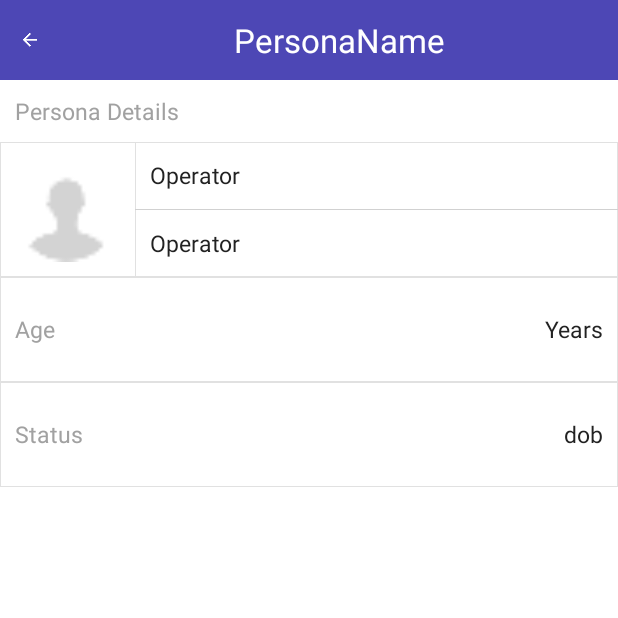
After one commit to nadaf-afif/Operator-client, an Android app: the PersonaDetailsActivity screen opened directly, with no data from a screen before it, on a phone screen of 412 x 824 dp, the top half of it. The commit adds this screen. Run offline under Robolectric (Android 15) with nearby library versions, the phone set to English and light mode, and no system bars; our stand-ins replace CircleImageView, Picasso; pictures from the network do not load; 6 statements that could not run were skipped.

Commit message:
persona info done

```diff
--- a/app/src/main/AndroidManifest.xml
+++ b/app/src/main/AndroidManifest.xml
@@ -52,6 +52,20 @@
 
         </activity>
 
+        <activity
+            android:name=".CustomerDetailsActivity"
+            android:label="@string/app_name"
+            android:screenOrientation="portrait">
+
+        </activity>
+
+        <activity
+            android:name=".PersonaDetailsActivity"
+            android:label="@string/app_name"
+            android:screenOrientation="portrait">
+
+        </activity>
+
     </application>
 
 </manifest>
--- a/app/src/main/java/app/operatorclient/xtxt/ChatScreenActivity.java
+++ b/app/src/main/java/app/operatorclient/xtxt/ChatScreenActivity.java
@@ -517,6 +517,7 @@ public class ChatScreenActivity extends Activity implements RequestManger.Consta
 
     class PersonaDataAsynctask extends AsyncTask<String, Void, String> implements RequestManger.Constantas {
         ProgressDialog progressDialog;
+        String personaid;
 
         @Override
         protected void onPreExecute() {
@@ -539,6 +540,8 @@ public class ChatScreenActivity extends Activity implements RequestManger.Consta
                 String authkey = prefs.getString(AUTHKEY, "");
                 map.put(RequestManger.APIKEY, authkey);
                 map.put(RequestManger.REQUESTERKEY, RequestManger.REQUESTEROPERATOR);
+
+                personaid = params[0];
 
                 response = RequestManger.getHttpRequestWithHeader(map, RequestManger.HOST + "persona_details/" + params[0]);
 
@@ -564,7 +567,10 @@ public class ChatScreenActivity extends Activity implements RequestManger.Consta
 
                 if (!error) {
                     JSONObject dataJSON = responseJSON.getJSONObject(DATA);
-
+                    Intent intent = new Intent(ChatScreenActivity.this, PersonaDetailsActivity.class);
+                    intent.putExtra(DATA, dataJSON.toString());
+                    intent.putExtra(PERSONAID, personaid);
+                    startActivity(intent);
                 } else {
                     JSONObject dataJSON = responseJSON.getJSONObject(DATA);
                     String message = dataJSON.getString(MESSAGE);
--- /dev/null
+++ b/app/src/main/java/app/operatorclient/xtxt/PersonaDetailsActivity.java
@@ -0,0 +1,86 @@
+package app.operatorclient.xtxt;
+
+import android.app.Activity;
+import android.content.Context;
+import android.content.SharedPreferences;
+import android.os.Bundle;
+import android.view.View;
+import android.widget.ImageButton;
+import android.widget.ImageView;
+import android.widget.TextView;
+
+import com.squareup.picasso.Picasso;
+
+import org.json.JSONException;
+import org.json.JSONObject;
+
+import app.operatorclient.xtxt.Requestmanager.RequestManger;
+
+/**
+ * Created by kiran on 30/7/15.
+ */
+public class PersonaDetailsActivity extends Activity implements RequestManger.Constantas {
+
+    ImageButton back;
+    ImageView pic;
+    TextView nameTitle, nameTextView, cityTextView, stsTextView, ageTextview;
+    SharedPreferences prefs;
+    String personaId;
+    JSONObject dataJSON;
+
+    @Override
+    protected void onCreate(Bundle savedInstanceState) {
+        super.onCreate(savedInstanceState);
+        setContentView(R.layout.activity_personadata);
+
+        prefs = getSharedPreferences(RequestManger.PREFERENCES, Context.MODE_PRIVATE);
+
+
+        Bundle extras = getIntent().getExtras();
+        if (extras != null) {
+            String data = extras.getString(DATA);
+            personaId = extras.getString(PERSONAID);
+            try {
+                dataJSON = new JSONObject(data);
+            } catch (JSONException e) {
+                e.printStackTrace();
+            }
+        }
+
+        back = (ImageButton) findViewById(R.id.back);
+        back.setOnClickListener(new View.OnClickListener() {
+            @Override
+            public void onClick(View v) {
+                finish();
+            }
+        });
+
+        pic = (ImageView) findViewById(R.id.pic);
+        nameTitle = (TextView) findViewById(R.id.nameTitle);
+        nameTextView = (TextView) findViewById(R.id.nameTextView);
+        cityTextView = (TextView) findViewById(R.id.cityTextView);
+        stsTextView = (TextView) findViewById(R.id.stsTextView);
+        ageTextview = (TextView) findViewById(R.id.ageTextview);
+
+
+        try {
+            nameTitle.setText(dataJSON.getString(NAME));
+            nameTextView.setText(dataJSON.getString(NAME));
+
+            cityTextView.setText(dataJSON.getString(AREA) + "," + dataJSON.getString(TOWN));
+            stsTextView.setText(dataJSON.getString(STS));
+            ageTextview.setText(dataJSON.getString(AGE));
+
+
+            Picasso.with(PersonaDetailsActivity.this)
+                    .load(dataJSON.getString("profile_pic_100"))
+                    .placeholder(R.drawable.profilepic)
+                    .into(pic);
+
+        } catch (JSONException e) {
+            e.printStackTrace();
+        }
+
+
+    }
+}
--- a/app/src/main/java/app/operatorclient/xtxt/Requestmanager/RequestManger.java
+++ b/app/src/main/java/app/operatorclient/xtxt/Requestmanager/RequestManger.java
@@ -60,6 +60,7 @@ public class RequestManger {
         public static final String CUSTOMER = "customer";
         public static final String CUSTOMERID = "customer_id";
         public static final String PERSONA = "persona";
+        public static final String PERSONAID = "persona_id";
         public static final String PROFILEPIC = "profile_pic_100x100";
         public static final String SENDSMS = "send_sms";
         public static final String REPLTOP = "reply_op";
@@ -72,7 +73,9 @@ public class RequestManger {
         public static final String LONGITUDE = "longitude";
 
         public static final String TOWN = "town";
+        public static final String AREA = "area";
         public static final String AGE = "age";
+        public static final String STS = "status";
 
     }
 
--- /dev/null
+++ b/app/src/main/res/layout/activity_personadata.xml
@@ -0,0 +1,152 @@
+<?xml version="1.0" encoding="utf-8"?>
+<LinearLayout xmlns:android="http://schemas.android.com/apk/res/android"
+    android:orientation="vertical"
+    android:layout_width="match_parent"
+    android:background="@android:color/white"
+    android:layout_height="match_parent">
+
+    <LinearLayout
+        android:orientation="horizontal"
+        android:layout_width="match_parent"
+        android:background="@color/blue"
+        android:layout_height="wrap_content">
+
+        <ImageButton
+            android:id="@+id/back"
+            android:layout_width="40dp"
+            android:layout_height="40dp"
+            android:src="@drawable/back_arrow_icon"
+            android:layout_gravity="center"
+            android:background="@null" />
+
+        <TextView
+            android:id="@+id/nameTitle"
+            android:text="PersonaName"
+            android:layout_width="wrap_content"
+            android:layout_height="wrap_content"
+            android:layout_weight="1"
+            android:textSize="22dp"
+            android:textColor="@android:color/white"
+            android:background="@color/blue"
+            android:gravity="center"
+            android:padding="12dp" />
+
+    </LinearLayout>
+
+    <TextView
+        android:layout_width="wrap_content"
+        android:layout_height="wrap_content"
+        android:layout_margin="10dp"
+        android:textSize="15dp"
+        android:textColor="@color/gray"
+        android:text="Persona Details" />
+
+    <LinearLayout
+        android:layout_width="match_parent"
+        android:layout_height="wrap_content"
+        android:background="@drawable/border"
+        android:orientation="horizontal">
+
+        <ImageView
+            android:id="@+id/pic"
+            android:layout_width="70dp"
+            android:layout_height="70dp"
+            android:layout_margin="10dp"
+            android:src="@drawable/profilepic"
+            android:layout_gravity="center" />
+
+        <LinearLayout
+            android:layout_width="match_parent"
+            android:layout_height="fill_parent"
+            android:background="@drawable/border"
+            android:layout_weight="1"
+            android:orientation="vertical">
+
+            <TextView
+                android:id="@+id/nameTextView"
+                android:layout_width="fill_parent"
+                android:layout_height="wrap_content"
+                android:textSize="15dp"
+                android:layout_weight="1"
+                android:layout_marginLeft="10dp"
+                android:gravity="center_vertical"
+                android:textColor="@color/black"
+                android:text="Operator" />
+
+            <View
+                android:layout_width="fill_parent"
+                android:layout_height="0.5dp"
+                android:background="#d1d1d1" />
+
+            <TextView
+                android:id="@+id/cityTextView"
+                android:layout_width="fill_parent"
+                android:layout_height="wrap_content"
+                android:textSize="15dp"
+                android:layout_weight="1"
+                android:layout_marginLeft="10dp"
+                android:gravity="center_vertical"
+                android:textColor="@color/black"
+                android:text="Operator" />
+
+        </LinearLayout>
+
+    </LinearLayout>
+
+
+    <LinearLayout
+        android:layout_width="match_parent"
+        android:layout_height="70dp"
+        android:background="@drawable/border"
+        android:orientation="horizontal">
+
+        <TextView
+            android:layout_width="wrap_content"
+            android:layout_height="fill_parent"
+            android:textSize="15dp"
+            android:layout_marginLeft="10dp"
+            android:gravity="center_vertical"
+            android:textColor="@color/gray"
+            android:text="Age" />
+
+        <TextView
+            android:id="@+id/ageTextview"
+            android:layout_width="wrap_content"
+            android:layout_height="fill_parent"
+            android:textSize="15dp"
+            android:layout_weight="1"
+            android:layout_marginRight="10dp"
+            android:gravity="center_vertical|right"
+            android:textColor="@color/black"
+            android:text="Years" />
+    </LinearLayout>
+
+
+    <LinearLayout
+        android:layout_width="match_parent"
+        android:layout_height="70dp"
+        android:background="@drawable/border"
+        android:orientation="horizontal">
+
+        <TextView
+            android:layout_width="wrap_content"
+            android:layout_height="fill_parent"
+            android:textSize="15dp"
+            android:layout_marginLeft="10dp"
+            android:gravity="center_vertical"
+            android:textColor="@color/gray"
+            android:text="Status" />
+
+        <TextView
+            android:id="@+id/stsTextView"
+            android:layout_width="wrap_content"
+            android:layout_height="fill_parent"
+            android:textSize="15dp"
+            android:layout_weight="1"
+            android:layout_marginRight="10dp"
+            android:gravity="center_vertical|right"
+            android:textColor="@color/black"
+            android:text="dob" />
+    </LinearLayout>
+
+</LinearLayout>
```
